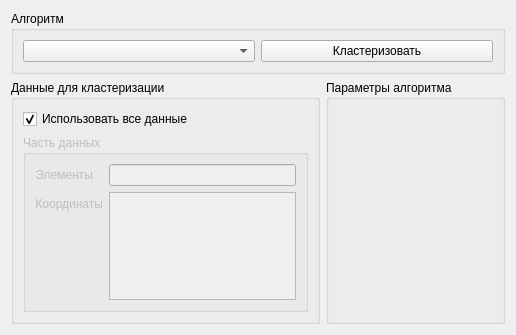
Old version of the form Main/tabs/Clustering/clustering_gui.ui in the repository msmirnov91/pacs.
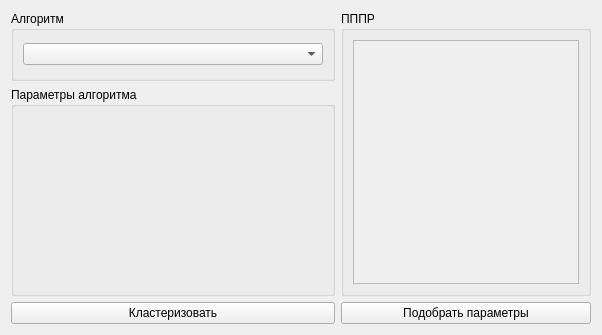
New version of the form.

The edit to the form file:
```diff
--- a/Main/tabs/Clustering/clustering_gui.ui
+++ b/Main/tabs/Clustering/clustering_gui.ui
@@ -6,7 +6,7 @@
    <rect>
     <x>0</x>
     <y>0</y>
-    <width>516</width>
+    <width>602</width>
     <height>335</height>
    </rect>
   </property>
@@ -14,86 +14,43 @@
    <string>Form</string>
   </property>
   <layout class="QGridLayout" name="gridLayout_3">
-   <item row="1" column="1">
-    <widget class="QGroupBox" name="groupBox_2">
-     <property name="title">
-      <string>Параметры алгоритма</string>
+   <item row="3" column="2">
+    <widget class="QPushButton" name="evaluate_params_pb">
+     <property name="text">
+      <string>Подобрать параметры</string>
      </property>
-     <layout class="QGridLayout" name="gridLayout">
-      <item row="0" column="0">
-       <layout class="QVBoxLayout" name="alg_params_layout"/>
-      </item>
-     </layout>
     </widget>
    </item>
-   <item row="1" column="0">
+   <item row="0" column="2" rowspan="3">
     <widget class="QGroupBox" name="groupBox_3">
      <property name="maximumSize">
       <size>
-       <width>309</width>
+       <width>250</width>
        <height>16777215</height>
       </size>
      </property>
      <property name="title">
-      <string>Данные для кластеризации</string>
+      <string>ПППР</string>
      </property>
      <layout class="QVBoxLayout" name="verticalLayout">
       <item>
-       <widget class="QCheckBox" name="cb_use_all">
-        <property name="text">
-         <string>Использовать все данные</string>
-        </property>
-        <property name="checked">
-         <bool>true</bool>
-        </property>
-       </widget>
-      </item>
-      <item>
-       <widget class="QGroupBox" name="gb_choose_data">
+       <widget class="QTextEdit" name="assistant_te">
         <property name="enabled">
          <bool>false</bool>
         </property>
-        <property name="title">
-         <string>Часть данных</string>
-        </property>
-        <layout class="QFormLayout" name="formLayout">
-         <item row="0" column="0">
-          <widget class="QLabel" name="label">
-           <property name="text">
-            <string>Элементы</string>
-           </property>
-           <property name="alignment">
-            <set>Qt::AlignRight|Qt::AlignTrailing|Qt::AlignVCenter</set>
-           </property>
-          </widget>
-         </item>
-         <item row="0" column="1">
-          <widget class="QLineEdit" name="le_element_numbers">
-           <property name="toolTip">
-            <string>Например, &quot;3-20, 5, 7&quot;</string>
-           </property>
-          </widget>
-         </item>
-         <item row="2" column="1">
-          <widget class="QListView" name="lv_coordinates"/>
-         </item>
-         <item row="2" column="0">
-          <widget class="QLabel" name="label_2">
-           <property name="text">
-            <string>Координаты</string>
-           </property>
-           <property name="alignment">
-            <set>Qt::AlignRight|Qt::AlignTrailing|Qt::AlignVCenter</set>
-           </property>
-          </widget>
-         </item>
-        </layout>
        </widget>
       </item>
      </layout>
     </widget>
    </item>
-   <item row="0" column="0" colspan="2">
+   <item row="3" column="0">
+    <widget class="QPushButton" name="pb_submit">
+     <property name="text">
+      <string>Кластеризовать</string>
+     </property>
+    </widget>
+   </item>
+   <item row="0" column="0">
     <widget class="QGroupBox" name="groupBox">
      <property name="maximumSize">
       <size>
@@ -108,12 +65,17 @@
       <item row="0" column="0">
        <widget class="QComboBox" name="cb_alg_name"/>
       </item>
-      <item row="0" column="1">
-       <widget class="QPushButton" name="pb_submit">
-        <property name="text">
-         <string>Кластеризовать</string>
-        </property>
-       </widget>
+     </layout>
+    </widget>
+   </item>
+   <item row="1" column="0" rowspan="2">
+    <widget class="QGroupBox" name="groupBox_2">
+     <property name="title">
+      <string>Параметры алгоритма</string>
+     </property>
+     <layout class="QGridLayout" name="gridLayout">
+      <item row="0" column="0">
+       <layout class="QVBoxLayout" name="alg_params_layout"/>
       </item>
      </layout>
     </widget>
```
